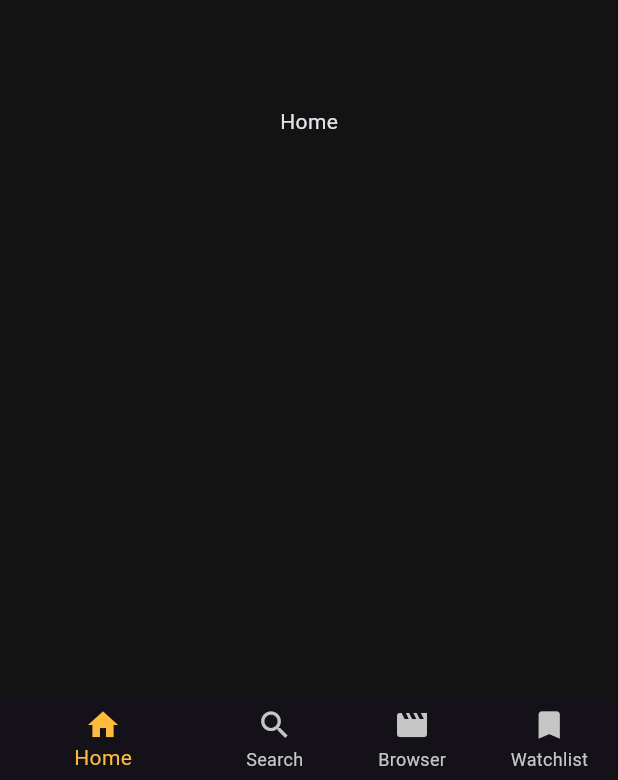
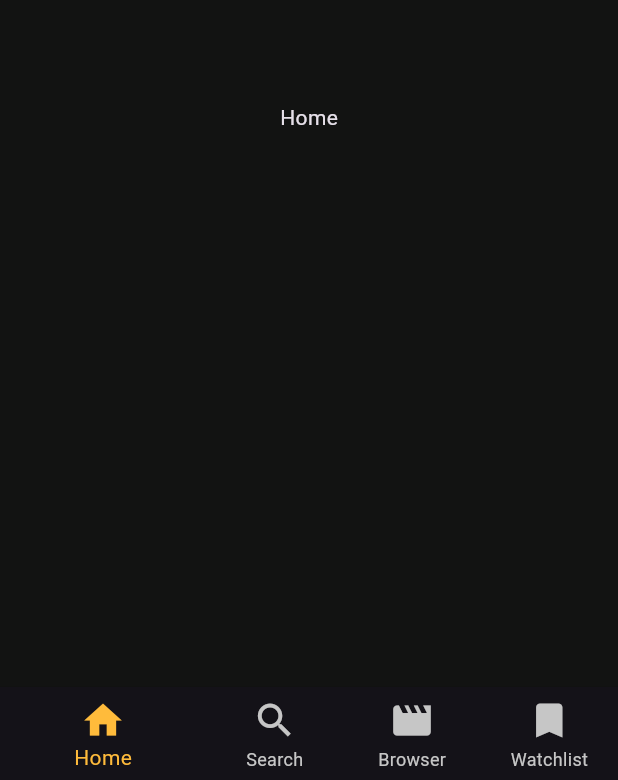
Before and after one commit to Ezzatbalah/movie_app, a Flutter app: the screen it shows after launch, on a phone screen of 412 x 824 dp. Shown: the part 453-1233 px from the top of the screen. Run offline on Flutter 3.47's test engine with Material 3 defaults, Android fonts, the phone set to English and light mode, and no system bars; our stand-ins replace go_router.

Commit message:
finish nave&&make mvvm view for all featues

```diff
--- a/lib/core/utils/app_router.dart
+++ b/lib/core/utils/app_router.dart
@@ -1,6 +1,6 @@
 import 'package:go_router/go_router.dart';
-import 'package:movie_app/features/Navigator/view/navebar_view.dart';
-import 'package:movie_app/features/splash/view/splash_view.dart';
+import 'package:movie_app/features/Navigator/presentation/view/navebar_view.dart';
+import 'package:movie_app/features/splash/presentation/view/splash_view.dart';
 
 abstract class AppRouter {
   static const kAppbarView = '/appbarView';
--- a/lib/features/Navigator/view/navebar_view.dart
+++ b/lib/features/Navigator/presentation/view/navebar_view.dart
@@ -1,5 +1,5 @@
 import 'package:flutter/material.dart';
-import 'package:movie_app/features/Navigator/view/widget/navebar_view_body.dart';
+import 'package:movie_app/features/Navigator/presentation/view/widget/navebar_view_body.dart';
 
 class NavebarView extends StatelessWidget {
   const NavebarView({super.key});
--- a/lib/features/Navigator/view/widget/navebar_view_body.dart
+++ b/lib/features/Navigator/presentation/view/widget/navebar_view_body.dart
@@ -1,5 +1,9 @@
 import 'package:flutter/material.dart';
 import 'package:movie_app/constant.dart';
+import 'package:movie_app/features/browse/presentation/view/browse_view.dart';
+import 'package:movie_app/features/home/presentation/view/home_view.dart';
+import 'package:movie_app/features/search/presentation/view/search_view.dart';
+import 'package:movie_app/features/watchList/presentation/view/watch_view.dart';
 
 class NavebarViewBody extends StatefulWidget {
   const NavebarViewBody({super.key});
@@ -12,10 +16,10 @@ class _NavbarViewState extends State<NavebarViewBody> {
   int _currentIndex = 0;
 
   final List<Widget> _screens = [
-    const Center(child: Text("Home")),
-    const Center(child: Text("Search")),
-    const Center(child: Text("Browser")),
-    const Center(child: Text("Watchlist")),
+    const HomeView(),
+    const SearchView(),
+    const BrowseView(),
+    const WatchListView(),
   ];
 
   @override
@@ -33,11 +37,20 @@ class _NavbarViewState extends State<NavebarViewBody> {
         unselectedItemColor: kNaveBarColorUnSelected,
         showUnselectedLabels: true,
         items: const [
-          BottomNavigationBarItem(icon: Icon(Icons.home), label: "Home"),
-          BottomNavigationBarItem(icon: Icon(Icons.search), label: "Search"),
-          BottomNavigationBarItem(icon: Icon(Icons.movie), label: "Browser"),
           BottomNavigationBarItem(
-            icon: Icon(Icons.bookmark),
+            icon: Icon(Icons.home, size: 30),
+            label: "Home",
+          ),
+          BottomNavigationBarItem(
+            icon: Icon(Icons.search, size: 30),
+            label: "Search",
+          ),
+          BottomNavigationBarItem(
+            icon: Icon(Icons.movie, size: 30),
+            label: "Browser",
+          ),
+          BottomNavigationBarItem(
+            icon: Icon(Icons.bookmark, size: 30),
             label: "Watchlist",
           ),
         ],
--- /dev/null
+++ b/lib/features/home/presentation/view/home_view.dart
@@ -0,0 +1,11 @@
+import 'package:flutter/material.dart';
+import 'package:movie_app/features/home/presentation/view/widget/home_view_body.dart';
+
+class HomeView extends StatelessWidget {
+  const HomeView({super.key});
+
+  @override
+  Widget build(BuildContext context) {
+    return Scaffold(body: const HomeViewBody());
+  }
+}
--- /dev/null
+++ b/lib/features/home/presentation/view/widget/home_view_body.dart
@@ -0,0 +1,10 @@
+import 'package:flutter/material.dart';
+
+class HomeViewBody extends StatelessWidget {
+  const HomeViewBody({super.key});
+
+  @override
+  Widget build(BuildContext context) {
+    return Center(child: Text('Home'));
+  }
+}
--- a/lib/features/splash/view/splash_view.dart
+++ b/lib/features/splash/presentation/view/splash_view.dart
@@ -1,5 +1,5 @@
 import 'package:flutter/material.dart';
-import 'package:movie_app/features/splash/view/widgets/splash_view_body.dart';
+import 'package:movie_app/features/splash/presentation/view/widgets/splash_view_body.dart';
 
 class SplashView extends StatelessWidget {
   const SplashView({super.key});
--- a/lib/features/splash/view/widgets/splash_view_body.dart
+++ b/lib/features/splash/presentation/view/widgets/splash_view_body.dart
@@ -2,7 +2,7 @@ import 'package:flutter/material.dart';
 import 'package:go_router/go_router.dart';
 import 'package:movie_app/core/utils/app_router.dart';
 import 'package:movie_app/core/utils/assets.dart';
-import 'package:movie_app/features/splash/view/widgets/sliding_text.dart';
+import 'package:movie_app/features/splash/presentation/view/widgets/sliding_text.dart';
 
 class SplashViewBody extends StatefulWidget {
   const SplashViewBody({super.key});
```
Also changed, not shown: lib/features/browse/presentation/view/browse_view.dart (added, +11 -0 lines), lib/features/browse/presentation/view/widget/browse_view_body.dart (added, +10 -0 lines), lib/features/search/presentation/view/search_view.dart (added, +11 -0 lines), lib/features/search/presentation/view/widget/search_view_body.dart (added, +10 -0 lines), lib/features/watchList/presentation/view/watch_view.dart (added, +11 -0 lines), lib/features/watchList/presentation/view/widget/watch_view_body.dart (added, +10 -0 lines), lib/features/splash/presentation/view/widgets/sliding_text.dart (renamed from lib/features/splash/view/widgets/sliding_text.dart).
